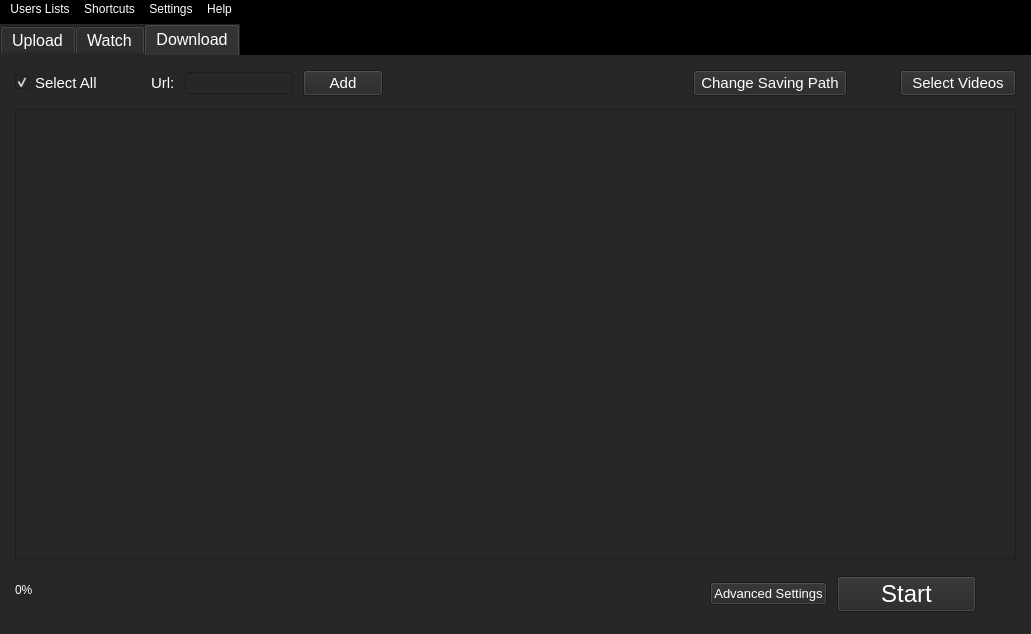
The window that outside/views_ui/Outside_MainWindow.ui (Outsider-corp/OutsideYT) describes before a commit, drawn with Qt 5.
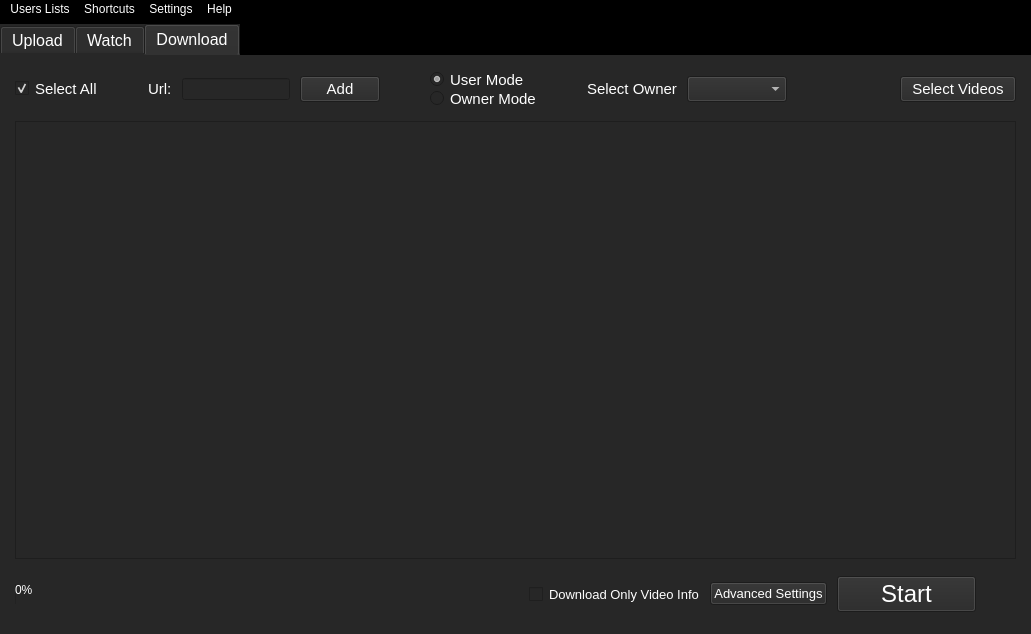
The same window after the commit.

Commit message: v1.2.5 rework download page

Diff of the .ui file:
```diff
--- a/outside/views_ui/Outside_MainWindow.ui
+++ b/outside/views_ui/Outside_MainWindow.ui
@@ -796,7 +796,7 @@
              <enum>Qt::Horizontal</enum>
             </property>
             <property name="sizeType">
-             <enum>QSizePolicy::Expanding</enum>
+             <enum>QSizePolicy::Preferred</enum>
             </property>
             <property name="sizeHint" stdset="0">
              <size>
@@ -841,7 +841,7 @@
              <enum>Qt::Horizontal</enum>
             </property>
             <property name="sizeType">
-             <enum>QSizePolicy::Fixed</enum>
+             <enum>QSizePolicy::Minimum</enum>
             </property>
             <property name="sizeHint" stdset="0">
              <size>
@@ -852,50 +852,84 @@
            </spacer>
           </item>
           <item>
-           <widget class="QLabel" name="Download_SavingPath_Label">
-            <property name="sizePolicy">
-             <sizepolicy hsizetype="Preferred" vsizetype="Preferred">
-              <horstretch>0</horstretch>
-              <verstretch>0</verstretch>
-             </sizepolicy>
+           <layout class="QVBoxLayout" name="verticalLayout_3">
+            <property name="spacing">
+             <number>0</number>
             </property>
+            <item>
+             <widget class="QRadioButton" name="Download_UserMode_radioButton">
+              <property name="font">
+               <font>
+                <family>Arial</family>
+                <pointsize>11</pointsize>
+               </font>
+              </property>
+              <property name="text">
+               <string>User Mode</string>
+              </property>
+              <property name="checked">
+               <bool>true</bool>
+              </property>
+             </widget>
+            </item>
+            <item>
+             <widget class="QRadioButton" name="Download_OwnerMode_radioButton">
+              <property name="font">
+               <font>
+                <family>Arial</family>
+                <pointsize>11</pointsize>
+               </font>
+              </property>
+              <property name="text">
+               <string>Owner Mode</string>
+              </property>
+             </widget>
+            </item>
+           </layout>
+          </item>
+          <item>
+           <spacer name="horizontalSpacer_14">
+            <property name="orientation">
+             <enum>Qt::Horizontal</enum>
+            </property>
+            <property name="sizeType">
+             <enum>QSizePolicy::Minimum</enum>
+            </property>
+            <property name="sizeHint" stdset="0">
+             <size>
+              <width>40</width>
+              <height>20</height>
+             </size>
+            </property>
+           </spacer>
+          </item>
+          <item>
+           <widget class="QLabel" name="Download_Owner_label">
+            <property name="font">
+             <font>
+              <family>Arial</family>
+              <pointsize>11</pointsize>
+             </font>
+            </property>
+            <property name="text">
+             <string>Select Owner</string>
+            </property>
+           </widget>
+          </item>
+          <item>
+           <widget class="QComboBox" name="Download_Owner_ComboBox">
             <property name="minimumSize">
              <size>
-              <width>250</width>
+              <width>100</width>
               <height>0</height>
              </size>
             </property>
-            <property name="maximumSize">
-             <size>
-              <width>16777215</width>
-              <height>16777215</height>
-             </size>
-            </property>
-            <property name="font">
-             <font>
-              <family>Arial</family>
-              <pointsize>10</pointsize>
-             </font>
-            </property>
-            <property name="text">
-             <string/>
-            </property>
-            <property name="alignment">
-             <set>Qt::AlignRight|Qt::AlignTrailing|Qt::AlignVCenter</set>
-            </property>
-           </widget>
-          </item>
-          <item>
-           <widget class="QPushButton" name="Download_ChangePath_Button">
             <property name="font">
              <font>
               <family>Arial</family>
               <pointsize>11</pointsize>
              </font>
             </property>
-            <property name="text">
-             <string> Change Saving Path </string>
-            </property>
            </widget>
           </item>
           <item>
@@ -998,6 +1032,19 @@
             </property>
            </spacer>
           </item>
+          <item>
+           <widget class="QCheckBox" name="checkBox">
+            <property name="font">
+             <font>
+              <family>Arial</family>
+              <pointsize>10</pointsize>
+             </font>
+            </property>
+            <property name="text">
+             <string>Download Only Video Info</string>
+            </property>
+           </widget>
+          </item>
           <item>
            <widget class="QPushButton" name="pushButton">
             <property name="font">
```
Left out of the diff: 8 changed lines with no effect on the pictures. The commit also changes 19 other files.
